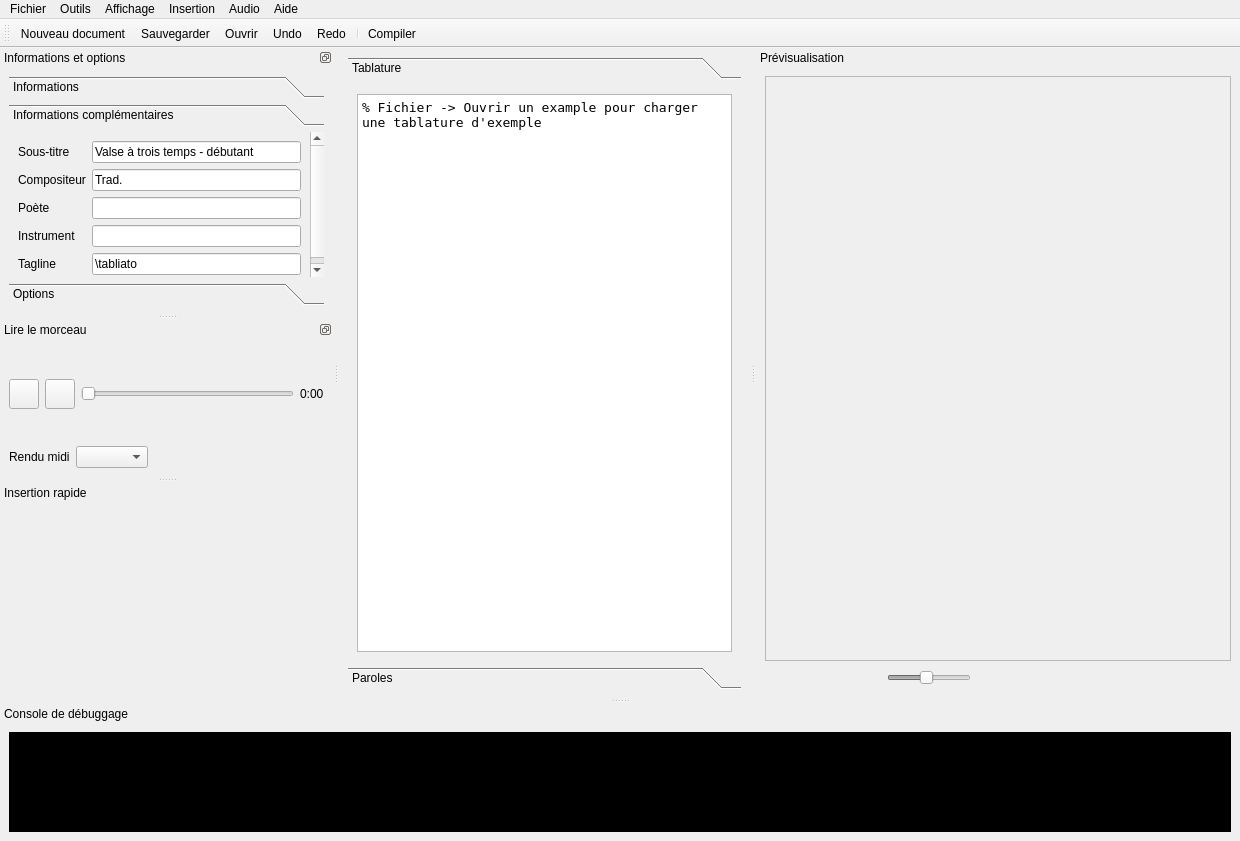
The window that ui/mainwindow.ui (Jean-Romain/tabliato) describes before a commit, drawn with Qt 5.
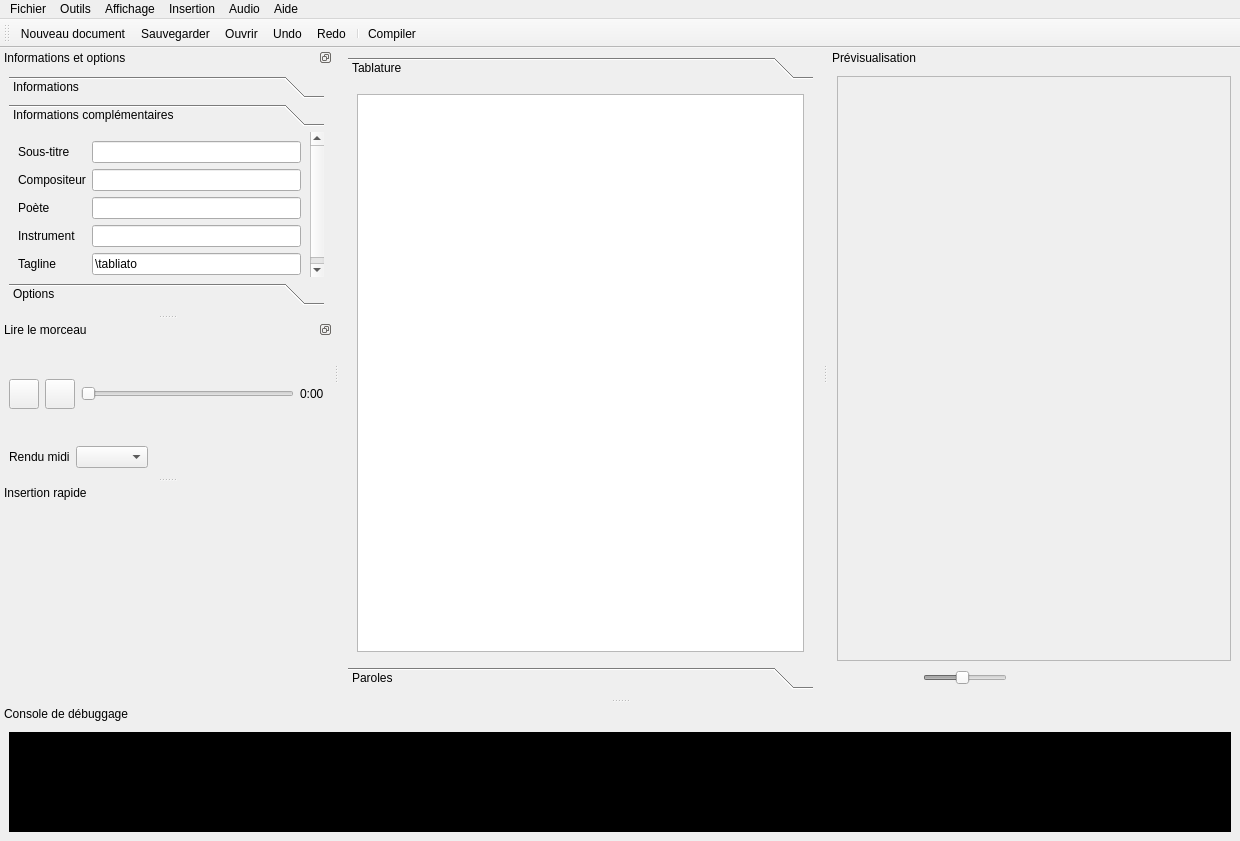
The same window after the commit. The open tabs and pages were chosen to show the change. Icons and pictures are not drawn. Custom widgets are drawn as their Qt base class.

```diff
--- a/ui/mainwindow.ui
+++ b/ui/mainwindow.ui
@@ -58,7 +58,7 @@
         <rect>
          <x>0</x>
          <y>0</y>
-         <width>330</width>
+         <width>379</width>
          <height>564</height>
         </rect>
        </property>
@@ -78,7 +78,7 @@
            <string notr="true"/>
           </property>
           <property name="plainText">
-           <string>% Fichier -&gt; Ouvrir un example pour charger une tablature d'exemple</string>
+           <string/>
           </property>
          </widget>
         </item>
@@ -940,8 +940,8 @@
         <property name="geometry">
          <rect>
           <x>0</x>
-          <y>0</y>
-          <width>301</width>
+          <y>-55</y>
+          <width>374</width>
           <height>183</height>
          </rect>
         </property>
@@ -955,14 +955,14 @@
          <item row="2" column="1">
           <widget class="QLineEdit" name="composer_LineEdit">
            <property name="text">
-            <string>Trad.</string>
+            <string/>
            </property>
           </widget>
          </item>
          <item row="1" column="1">
           <widget class="QLineEdit" name="subtitle_LineEdit">
            <property name="text">
-            <string>Valse à trois temps - débutant</string>
+            <string/>
            </property>
           </widget>
          </item>
@@ -1126,8 +1126,8 @@
    </property>
    <property name="minimumSize">
     <size>
-     <width>484</width>
-     <height>171</height>
+     <width>217</width>
+     <height>141</height>
     </size>
    </property>
    <property name="sizeIncrement">
@@ -1172,7 +1172,7 @@
          <rect>
           <x>0</x>
           <y>0</y>
-          <width>464</width>
+          <width>415</width>
           <height>575</height>
          </rect>
         </property>
```
Left out of the diff: 8 changed lines with no effect on the pictures.
